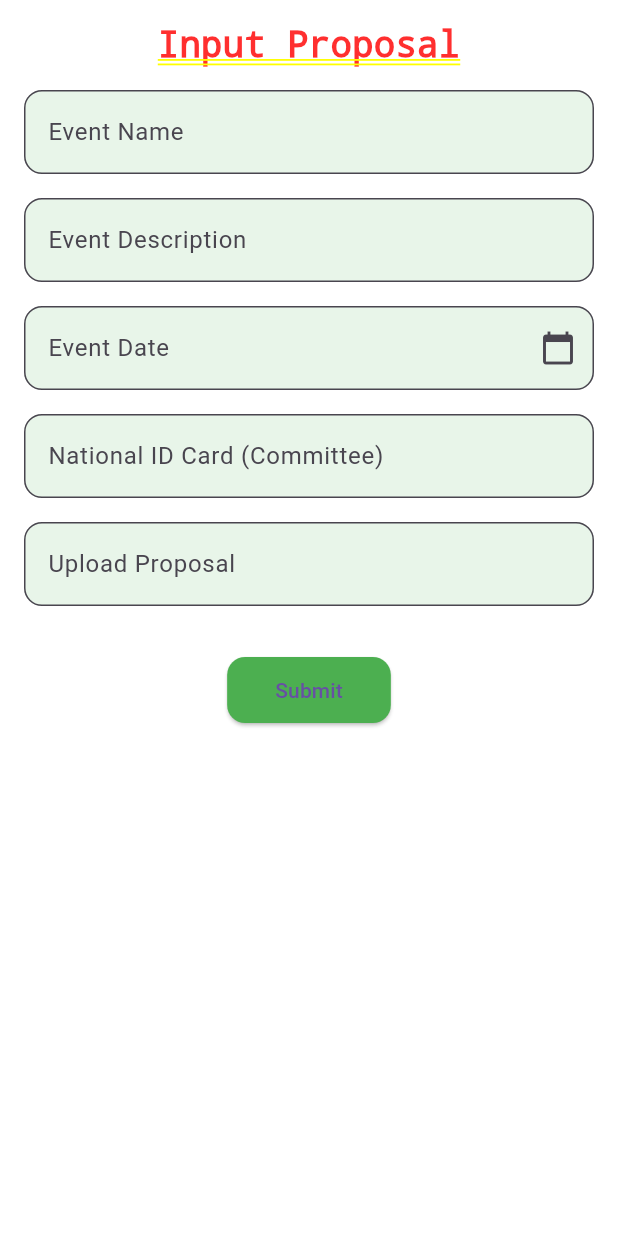
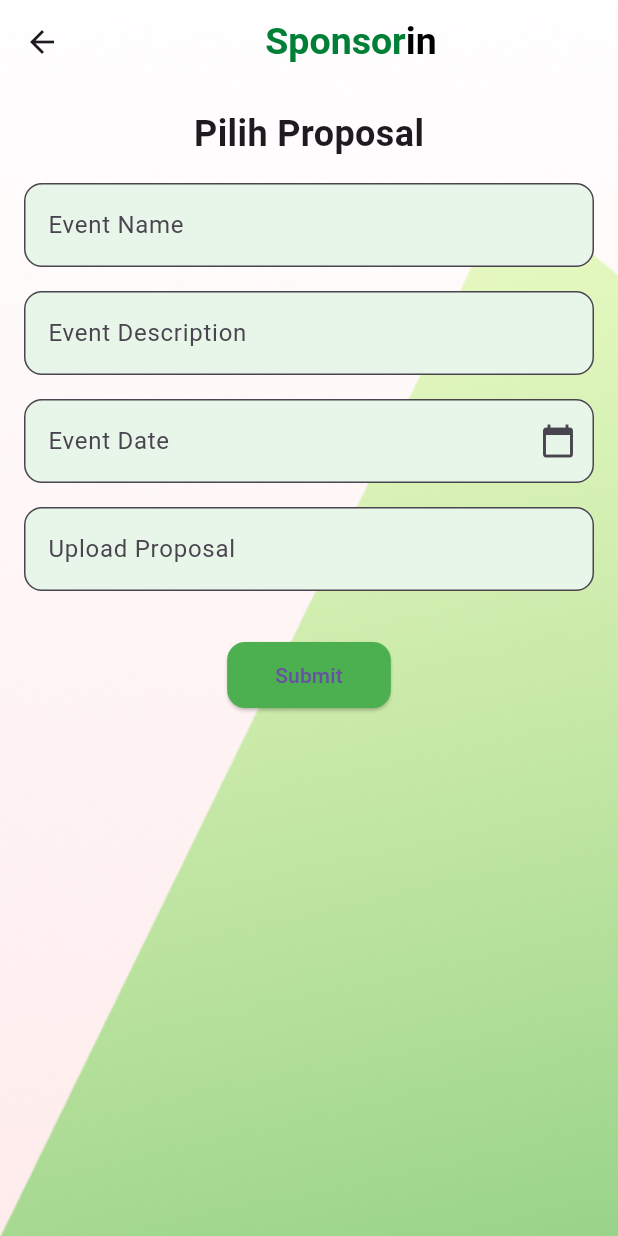
Before and after one commit to Griemoriez/Sponsorin, a Flutter app: the detail_company screen opened directly, after a tap on the "add" icon, on a phone screen of 412 x 824 dp. Run offline on Flutter 3.47's test engine with Material 3 defaults, Android fonts, the light colour scheme and no system bars; our stand-ins replace curved_navigation_bar.

Commit message:
apdet seeker

```diff
--- a/flut_sponsorin/lib/sponsor_seeker_view/detail_company.dart
+++ b/flut_sponsorin/lib/sponsor_seeker_view/detail_company.dart
@@ -1,4 +1,5 @@
 import 'package:flut_sponsorin/sponsor_seeker_view/submit_proposal.dart';
+import 'package:flut_sponsorin/sponsor_seeker_view/submit_proposal_to_comp.dart';
 import 'package:flutter/cupertino.dart';
 import 'package:flutter/material.dart';
 import 'package:flutter/rendering.dart';
@@ -297,7 +298,7 @@ class _DetailCompanyState extends State<detail_company>
             floatingActionButton: FloatingActionButton(
               onPressed: () {Navigator.push(
                       context,
-                      MaterialPageRoute(builder: (context) => submit_proposal()),
+                      MaterialPageRoute(builder: (context) => submit_proposal_to_comp()),
                     );},
               backgroundColor: Colors.green,
               child: Icon(Icons.add),
--- a/flut_sponsorin/lib/sponsor_seeker_view/discover_sponsor.dart
+++ b/flut_sponsorin/lib/sponsor_seeker_view/discover_sponsor.dart
@@ -58,14 +58,14 @@ class _discover_sponsor_state extends State<discover_sponsor> {
                               fontSize: 25),
                           text: 'in')
                     ]),
-                )
-              ),
+              )),
             ),
           ),
           body: IndexedStack(
             index: _page,
             children: _pages,
           ),
+
           bottomNavigationBar: CurvedNavigationBar(
             items: const [
               Icon(
--- /dev/null
+++ b/flut_sponsorin/lib/sponsor_seeker_view/submit_proposal_to_comp.dart
@@ -0,0 +1,242 @@
+// import 'package:flutter/material.dart';
+
+// class submit_proposal extends StatelessWidget {
+//   const submit_proposal({super.key});
+
+//   @override
+//   Widget build(BuildContext context) {
+//     return Container(
+//       child: Center(
+//             child: Text(
+//               'submit proposal',
+//               style: TextStyle(fontSize: 24, color: Colors.black),
+//             ),
+//           ),
+//     );
+//   }
+// }
+import 'package:curved_navigation_bar/curved_navigation_bar.dart';
+import 'package:flut_sponsorin/sponsor_seeker_view/discovery_sponsor_home.dart';
+import 'package:flut_sponsorin/sponsor_seeker_view/list_company.dart';
+import 'package:flut_sponsorin/sponsor_seeker_view/list_submission.dart';
+import 'package:flut_sponsorin/sponsor_seeker_view/profile_sponsor.dart';
+import 'package:flut_sponsorin/sponsor_seeker_view/submit_proposal.dart';
+import 'package:flutter/material.dart';
+import 'package:intl/intl.dart';
+
+class submit_proposal_to_comp extends StatefulWidget {
+  @override
+  _SubmitProposalState createState() => _SubmitProposalState();
+}
+
+
+class _SubmitProposalState extends State<submit_proposal_to_comp> {
+  final _formKey = GlobalKey<FormState>();
+  TextEditingController _eventNameController = TextEditingController();
+  TextEditingController _eventDescriptionController = TextEditingController();
+  TextEditingController _eventDateController = TextEditingController();
+  TextEditingController _idCardController = TextEditingController();
+  TextEditingController _uploadProposalController = TextEditingController();
+
+
+  int _page = 0;
+  final List<Widget> _pages = [
+    discover_sponsor_home(),
+    list_company(),
+    submit_proposal(),
+    list_submission(),
+    ProfileSponsor(),
+  ];
+
+  @override
+  void dispose() {
+    _eventNameController.dispose();
+    _eventDescriptionController.dispose();
+    _eventDateController.dispose();
+    _idCardController.dispose();
+    _uploadProposalController.dispose();
+    super.dispose();
+  }
+
+  _selectDate(BuildContext context) async {
+    DateTime? picked = await showDatePicker(
+      context: context,
+      initialDate: DateTime.now(),
+      firstDate: DateTime(2000),
+      lastDate: DateTime(2101),
+    );
+    if (picked != null) {
+      setState(() {
+        _eventDateController.text = DateFormat('yyyy-MM-dd').format(picked);
+      });
+    }
+  }
+
+  void _showSubmissionMessage() {
+    showDialog(
+      context: context,
+      builder: (BuildContext context) {
+        return AlertDialog(
+          shape: RoundedRectangleBorder(
+            borderRadius: BorderRadius.circular(12),
+          ),
+          backgroundColor: Colors.green[200],
+          title: Text('Submission Successful'),
+          content: Text('Waiting for news from the company!'),
+          actions: [
+            TextButton(
+              onPressed: () {
+                Navigator.of(context).pop();
+              },
+              child: Text('OK'),
+            ),
+          ],
+        );
+      },
+    );
+  }
+
+  @override
+  Widget build(BuildContext context) {
+    return Scaffold(
+      body: Stack(
+        children: [
+          Container(
+            decoration: const BoxDecoration(
+              image: DecorationImage(
+                image: AssetImage("lib/assets/BG.jpg"),
+                fit: BoxFit.cover,
+              ),
+            ),
+          ),
+          Scaffold(
+            backgroundColor: Colors.transparent,
+            appBar: AppBar(
+              backgroundColor: Colors.transparent,
+              elevation: 0,
+              centerTitle: true,
+              // automaticallyImplyLeading: false,
+              title: Container(
+                width: double.infinity,
+                alignment: Alignment.center,
+                child: const Text.rich(
+                  TextSpan(
+                    style: TextStyle(
+                      color: Color(0xff008037),
+                      fontSize: 25,
+                      fontWeight: FontWeight.bold,
+                    ),
+                    text: 'Sponsor',
+                    children: [
+                      TextSpan(
+                        style: TextStyle(
+                          fontWeight: FontWeight.bold,
+                          color: Colors.black,
+                          fontSize: 25,
+                        ),
+                        text: 'in',
+                      ),
+                    ],
+                  ),
+                  textAlign: TextAlign.center,
+                ),
+              ),
+            ),
+            body: SingleChildScrollView(
+              padding: const EdgeInsets.all(16.0),
+              child: Form(
+                key: _formKey,
+                child: Column(
+                  // crossAxisAlignment: CrossAxisAlignment.start,
+                  children: [
+                    Text(
+                      'Pilih Proposal',
+                      style:
+                          TextStyle(fontSize: 24, fontWeight: FontWeight.bold),
+                    ),
+                    SizedBox(height: 16),
+                    TextFormField(
+                      controller: _eventNameController,
+                      decoration: InputDecoration(
+                        labelText: 'Event Name',
+                        filled: true,
+                        fillColor: Colors.green[50],
+                        border: OutlineInputBorder(
+                          borderRadius: BorderRadius.circular(12),
+                        ),
+                      ),
+                    ),
+                    SizedBox(height: 16),
+                    TextFormField(
+                      controller: _eventDescriptionController,
+                      decoration: InputDecoration(
+                        labelText: 'Event Description',
+                        filled: true,
+                        fillColor: Colors.green[50],
+                        border: OutlineInputBorder(
+                          borderRadius: BorderRadius.circular(12),
+                        ),
+                      ),
+                    ),
+                    SizedBox(height: 16),
+                    TextFormField(
+                      controller: _eventDateController,
+                      decoration: InputDecoration(
+                        labelText: 'Event Date',
+                        filled: true,
+                        fillColor: Colors.green[50],
+                        border: OutlineInputBorder(
+                          borderRadius: BorderRadius.circular(12),
+                        ),
+                        suffixIcon: IconButton(
+                          icon: Icon(Icons.calendar_today),
+                          onPressed: () {
+                            _selectDate(context);
+                          },
+                        ),
+                      ),
+                      readOnly: true,
+                    ),
+                    SizedBox(height: 16),
+                    TextFormField(
+                      controller: _uploadProposalController,
+                      decoration: InputDecoration(
+                        labelText: 'Upload Proposal',
+                        filled: true,
+                        fillColor: Colors.green[50],
+                        border: OutlineInputBorder(
+                          borderRadius: BorderRadius.circular(12),
+                        ),
+                      ),
+                    ),
+                    SizedBox(height: 32),
+                    Center(
+                      child: ElevatedButton(
+                        onPressed: () {
+                          if (_formKey.currentState!.validate()) {
+                            // Handle form submission
+                            _showSubmissionMessage();
+                          }
+                        },
+                        style: ElevatedButton.styleFrom(
+                          backgroundColor: Colors.green,
+                          padding: EdgeInsets.symmetric(
+                              horizontal: 32, vertical: 12),
+                          shape: RoundedRectangleBorder(
+                            borderRadius: BorderRadius.circular(12),
+                          ),
+                        ),
+                        child: Text('Submit'),
+                      ),
+                    ),
+                  ],
+                ),
+              ),
+            ),
+
+          ),
+        ],
+      ),
+    );
+  }
+}
```
Also changed, not shown: flut_sponsorin/lib/sponsor_seeker_view/discovery_sponsor_home.dart (+45 -15 lines), flut_sponsorin/lib/sponsor_seeker_view/list_submission.dart (+78 -19 lines), flut_sponsorin/lib/sponsor_seeker_view/submit_proposal.dart (+26 -12 lines). Lines whose indentation alone changed are shown as unchanged.
